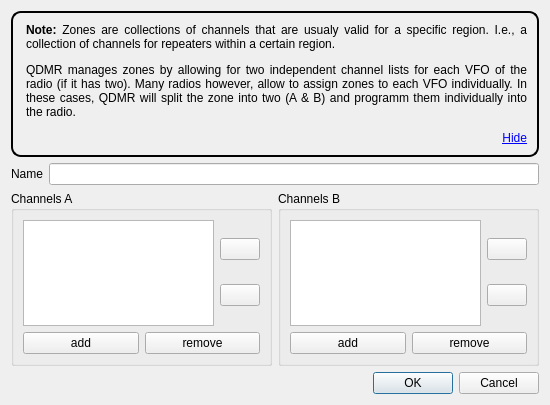
Before: the Qt Designer form src/zonedialog.ui in hmatuschek/qdmr, drawn with Qt 5.
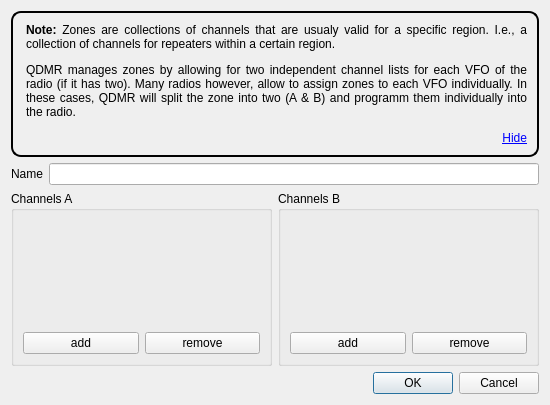
After: the same form once the commit is applied. Icons and pictures are not drawn. Custom widgets are drawn as their Qt base class.

Commit message: Fixed zone dialog.

Patch:
```diff
--- a/src/zonedialog.ui
+++ b/src/zonedialog.ui
@@ -56,41 +56,14 @@
        </property>
        <layout class="QVBoxLayout" name="verticalLayout_2">
         <item>
-         <layout class="QHBoxLayout" name="horizontalLayout_3">
-          <item>
-           <widget class="QListWidget" name="channelListA">
-            <property name="selectionMode">
-             <enum>QAbstractItemView::ExtendedSelection</enum>
-            </property>
-           </widget>
-          </item>
-          <item>
-           <layout class="QVBoxLayout" name="verticalLayout_6">
-            <item>
-             <widget class="QPushButton" name="channelAUp">
-              <property name="text">
-               <string/>
-              </property>
-              <property name="icon">
-               <iconset resource="../shared/resources.qrc">
-                <normaloff>:/icons/up.png</normaloff>:/icons/up.png</iconset>
-              </property>
-             </widget>
-            </item>
-            <item>
-             <widget class="QPushButton" name="channelADown">
-              <property name="text">
-               <string/>
-              </property>
-              <property name="icon">
-               <iconset resource="../shared/resources.qrc">
-                <normaloff>:/icons/down.png</normaloff>:/icons/down.png</iconset>
-              </property>
-             </widget>
-            </item>
-           </layout>
-          </item>
-         </layout>
+         <widget class="ConfigObjectListView" name="listAView" native="true">
+          <property name="sizePolicy">
+           <sizepolicy hsizetype="Preferred" vsizetype="MinimumExpanding">
+            <horstretch>0</horstretch>
+            <verstretch>0</verstretch>
+           </sizepolicy>
+          </property>
+         </widget>
         </item>
         <item>
          <layout class="QHBoxLayout" name="horizontalLayout_4">
@@ -120,41 +93,14 @@
        </property>
        <layout class="QVBoxLayout" name="verticalLayout_4">
         <item>
-         <layout class="QHBoxLayout" name="horizontalLayout_6">
-          <item>
-           <widget class="QListWidget" name="channelListB">
-            <property name="selectionMode">
-             <enum>QAbstractItemView::ExtendedSelection</enum>
-            </property>
-           </widget>
-          </item>
-          <item>
-           <layout class="QVBoxLayout" name="verticalLayout_5">
-            <item>
-             <widget class="QPushButton" name="channelBUp">
-              <property name="text">
-               <string/>
-              </property>
-              <property name="icon">
-               <iconset resource="../shared/resources.qrc">
-                <normaloff>:/icons/up.png</normaloff>:/icons/up.png</iconset>
-              </property>
-             </widget>
-            </item>
-            <item>
-             <widget class="QPushButton" name="channelBDown">
-              <property name="text">
-               <string/>
-              </property>
-              <property name="icon">
-               <iconset resource="../shared/resources.qrc">
-                <normaloff>:/icons/down.png</normaloff>:/icons/down.png</iconset>
-              </property>
-             </widget>
-            </item>
-           </layout>
-          </item>
-         </layout>
+         <widget class="ConfigObjectListView" name="listBView" native="true">
+          <property name="sizePolicy">
+           <sizepolicy hsizetype="Preferred" vsizetype="MinimumExpanding">
+            <horstretch>0</horstretch>
+            <verstretch>0</verstretch>
+           </sizepolicy>
+          </property>
+         </widget>
         </item>
         <item>
          <layout class="QHBoxLayout" name="horizontalLayout_5">
@@ -191,9 +137,15 @@
    </item>
   </layout>
  </widget>
- <resources>
-  <include location="../shared/resources.qrc"/>
- </resources>
+ <customwidgets>
+  <customwidget>
+   <class>ConfigObjectListView</class>
+   <extends>QWidget</extends>
+   <header>configobjectlistview.hh</header>
+   <container>1</container>
+  </customwidget>
+ </customwidgets>
+ <resources/>
  <connections>
   <connection>
    <sender>buttonBox</sender>
```
The commit also changes 6 other files.
